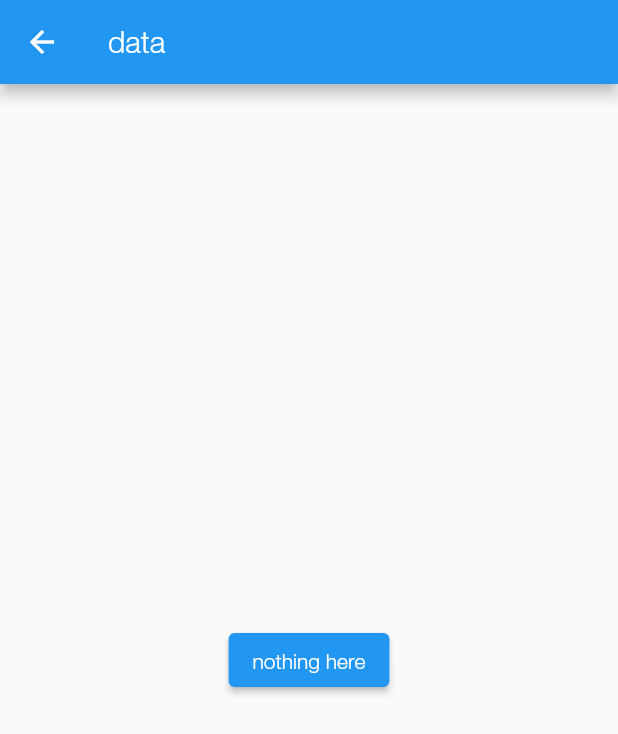
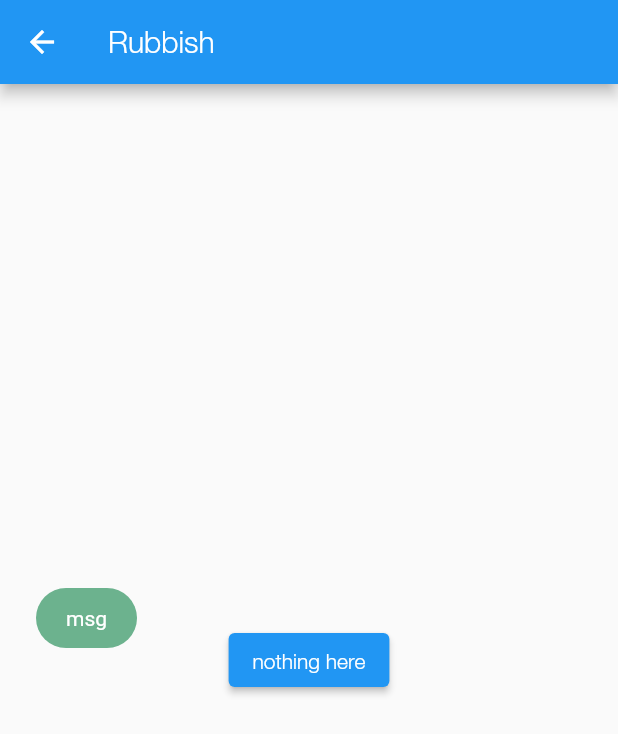
Before and after one commit to srastiv/MeditationApp, a Flutter app: the Rubbish screen opened by its route, after a tap on "nothing here", on a phone screen of 412 x 824 dp. Shown: the top 734 px of the screen. Run offline on Flutter 3.47's test engine with Material 2 defaults, Android fonts, the phone set to English and light mode, and no system bars; our stand-ins replace auto_route, bloc, cloud_firestore, dartz, equatable, firebase_auth and 9 more; accounts and stored records are empty.

```diff
--- a/lib/features/meditation/presentation/screens/sleep/rubbish.dart
+++ b/lib/features/meditation/presentation/screens/sleep/rubbish.dart
@@ -1,17 +1,37 @@
 import 'package:flutter/material.dart';
+import 'package:fluttertoast/fluttertoast.dart';
+import 'package:meditation/features/meditation/presentation/constants/colors.dart';
 
-class Rubbish extends StatelessWidget {
+class Rubbish extends StatefulWidget {
   const Rubbish({Key? key}) : super(key: key);
 
+  @override
+  State<Rubbish> createState() => _RubbishState();
+  showToast() {
+    Fluttertoast.showToast(
+      msg: "msg",
+      toastLength: Toast.LENGTH_LONG,
+      gravity: ToastGravity.CENTER_LEFT,
+      backgroundColor: kGreen,
+    );
+  }
+}
+
+class _RubbishState extends State<Rubbish> {
   @override
   Widget build(BuildContext context) {
     return Scaffold(
       appBar: AppBar(
-        title: const Text("data"),
+        title: const Text("Rubbish"),
       ),
       body: Center(
         child: ElevatedButton(
-          onPressed: () {},
+          onPressed: () => Fluttertoast.showToast(
+            msg: "msg",
+            toastLength: Toast.LENGTH_LONG,
+            gravity: ToastGravity.CENTER_LEFT,
+            backgroundColor: kGreen,
+          ),
           child: const Text("nothing here"),
         ),
       ),
--- a/lib/main.dart
+++ b/lib/main.dart
@@ -4,7 +4,7 @@ import 'package:flutter_bloc/flutter_bloc.dart';
 // ignore: depend_on_referenced_packages
 import 'package:kiwi/kiwi.dart' as kiwi;
 
-import 'core/dependency_injection/di.dart';
+import 'dependency_injection/di.dart';
 import 'features/meditation/presentation/constants/colors.dart';
 import 'features/meditation/presentation/routing/auto_router.gr.dart';
 import 'features/meditation/presentation/screens/courses/bloc/courses_bloc.dart';
--- a/pubspec.yaml
+++ b/pubspec.yaml
@@ -69,6 +69,7 @@ dependencies:
   pinput: ^2.2.16
   google_fonts: ^3.0.1
   flutter_staggered_grid_view: ^0.6.2
+  fluttertoast: ^8.1.1
 
 dev_dependencies:
   flutter_test:
```
Also changed, not shown: lib/features/meditation/presentation/routing/routing.dart (+135 -135 lines), lib/features/meditation/presentation/screens/sleep/stories/sleep_stories.dart (+1 -1 lines), lib/dependency_injection/dependency_injection.dart (renamed from lib/core/dependency_injection/dependency_injection.dart), lib/dependency_injection/di.dart (renamed from lib/core/dependency_injection/di.dart), lib/dependency_injection/di.g.dart (renamed from lib/core/dependency_injection/di.g.dart), pubspec.lock.
